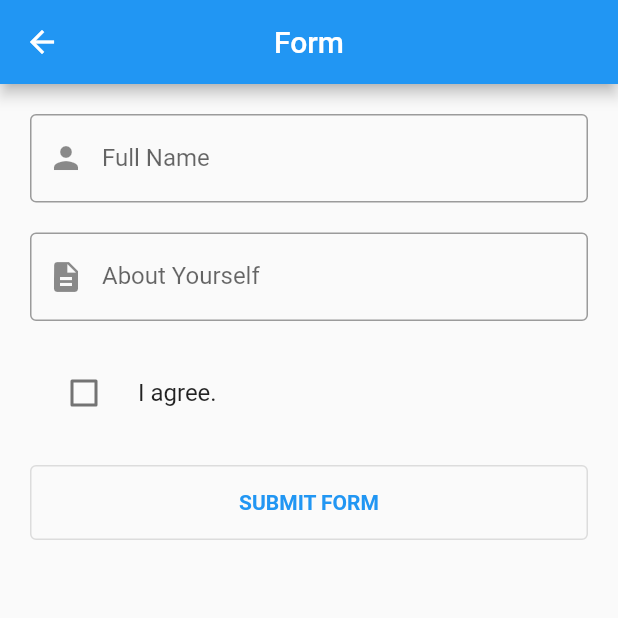
After one commit to Nami24/learning_dart, a Flutter app: the FormView screen opened directly, on a phone screen of 412 x 824 dp, the top half of it. The commit adds this screen. Run offline on Flutter 3.47's test engine with Material 2 defaults, Android fonts, the phone set to English and light mode, and no system bars; network calls fail.

Commit message:
form view

```diff
--- /dev/null
+++ b/lib/views/form_view.dart
@@ -0,0 +1,114 @@
+import 'package:flutter/material.dart';
+import 'package:learningdart/Screens/detail_screen.dart';
+
+class FormView extends StatefulWidget {
+  const FormView({super.key});
+
+  @override
+  State<FormView> createState() => _FormViewState();
+}
+
+class _FormViewState extends State<FormView> {
+
+  var _fullName;
+  var _aboutName;
+  final _nameController = TextEditingController();
+  final _aboutController = TextEditingController();
+  bool?  _listTileCheckBox = false;
+  // bool?  _checkBox = false;
+
+  @override
+  void dispose() {
+    _nameController.dispose();
+    _aboutController.dispose();
+    super.dispose();
+  }
+
+  void _updateText(val) {
+
+  }
+
+  @override
+  Widget build(BuildContext context) {
+    return Scaffold(
+      appBar: AppBar(
+        title: const Text('Form'),
+        centerTitle: true,
+      ),
+      body: Container(
+        padding: const EdgeInsets.all(20.0),
+        child: ListView(
+          children: [
+            TextFormField(
+              controller: _nameController,
+              decoration: const InputDecoration(
+              labelText: 'Full Name',
+              prefixIcon: Icon(Icons.person),
+              border: OutlineInputBorder(
+              ),
+              ),
+            ),
+            const SizedBox(
+              height: 20.0,
+            ),
+            TextFormField(
+              controller: _aboutController,
+              decoration: const InputDecoration(
+              labelText: 'About Yourself',
+              prefixIcon: Icon(Icons.description),
+              border: OutlineInputBorder(
+              ),
+              ),
+            ),
+            const SizedBox(
+              height: 20.0,
+            ),
+            // Checkbox(
+            //   checkColor: Colors.white,
+            //   activeColor: Colors.purple,
+            //   tristate: true,
+            //   value: _checkBox,
+            //   onChanged: (val){
+            //   setState(() {
+            //     _checkBox = val;
+            //   });
+            // },
+            // ),
+
+            CheckboxListTile(
+              value: _listTileCheckBox,
+              title: const Text("I agree."),
+              onChanged: (val){
+              setState(() {
+                _listTileCheckBox = val;
+              });
+            },
+            controlAffinity: ListTileControlAffinity.leading,
+            ),
+            const SizedBox(
+              height: 20.0,
+            ),
+
+            myBtn(context),
+          ],
+        ),
+      )
+    );
+  }
+
+  OutlinedButton myBtn(BuildContext context) {
+  return OutlinedButton(
+    style: OutlinedButton.styleFrom(minimumSize: const Size(200, 50)),
+    onPressed: () {
+      Navigator.push(
+        context,
+        MaterialPageRoute(builder: (context) {
+          return DetailScreen(fullName: _nameController.text, about: _aboutController.text,);
+        }),
+         );
+    },
+    child: Text("Submit Form".toUpperCase(),
+    style: const TextStyle(fontWeight: FontWeight.bold),),
+  );
+}
+}
```
Also changed, not shown: lib/Screens/detail_screen.dart (added, +39 -0 lines), lib/main_drawer.dart (+16 -0 lines).
